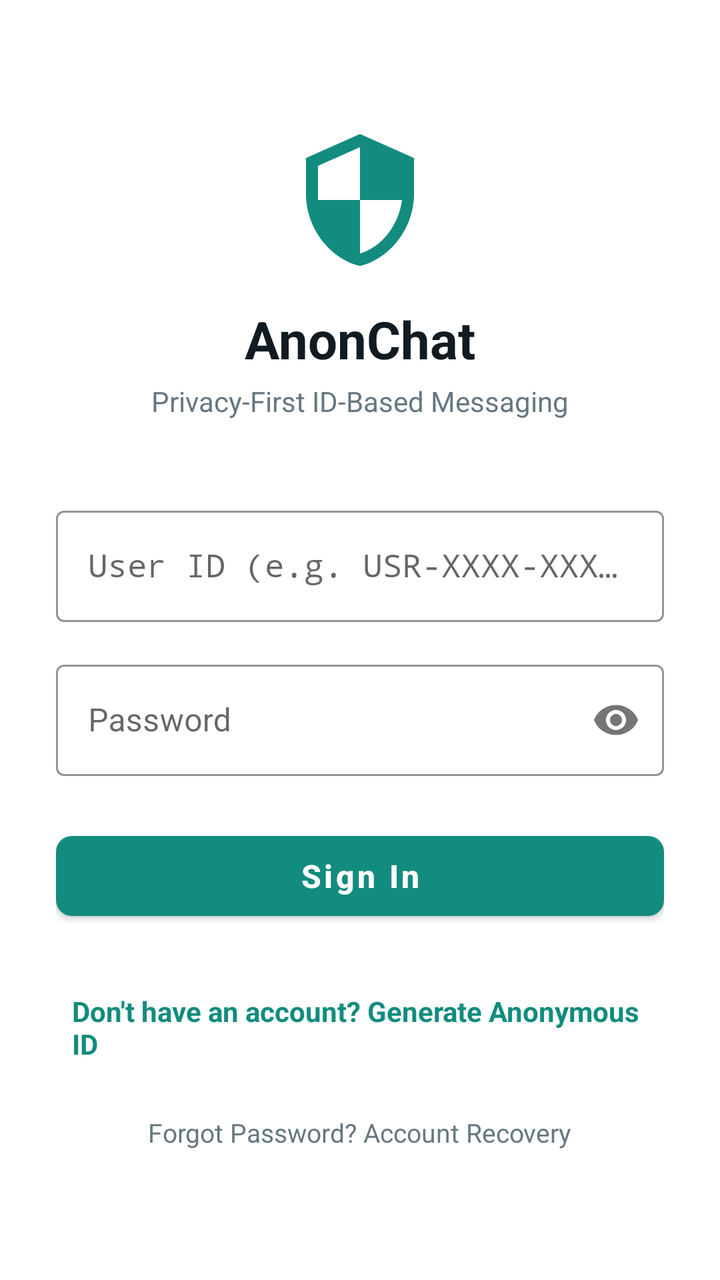
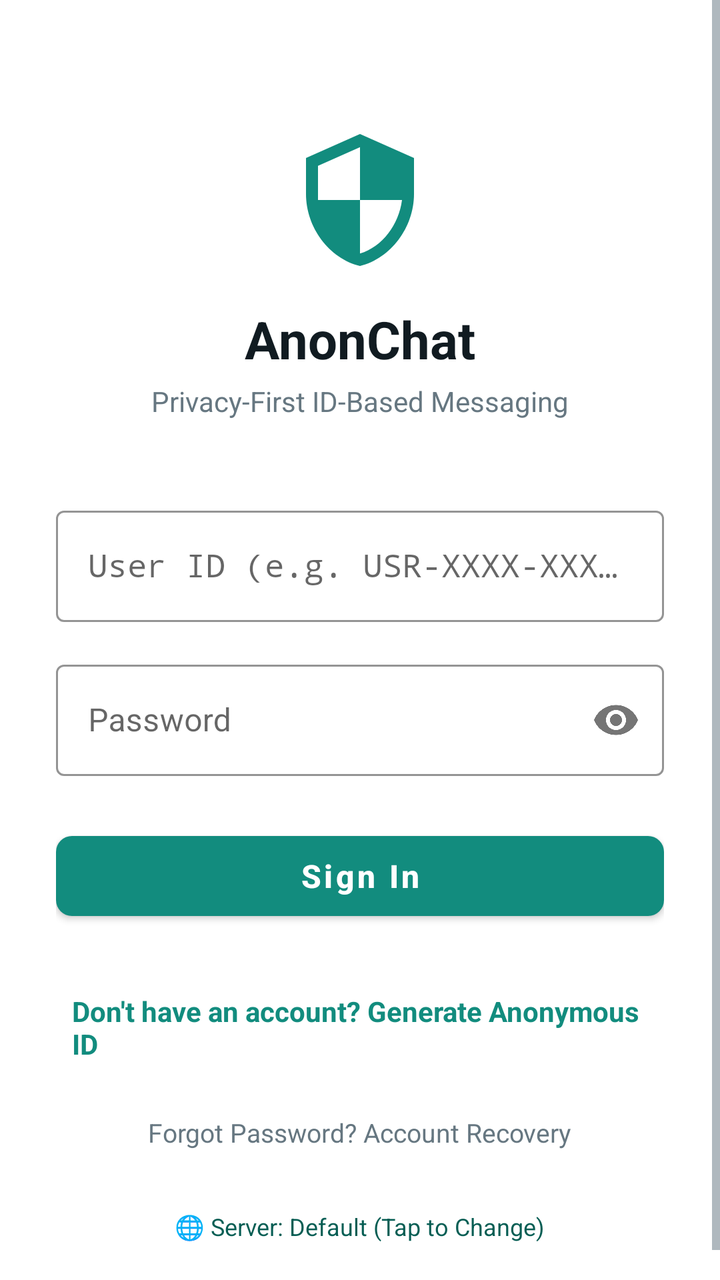

An Android layout rendered at two revisions. The XML below is the earlier revision; the diff shows what the commit changed to produce the second picture.
<!-- AndroidManifest.xml: application theme Theme.AnonChat -->
<!-- res/layout/activity_login.xml -->
<?xml version="1.0" encoding="utf-8"?>
<ScrollView xmlns:android="http://schemas.android.com/apk/res/android"
    xmlns:app="http://schemas.android.com/apk/res-auto"
    android:layout_width="match_parent"
    android:layout_height="match_parent"
    android:fillViewport="true"
    android:background="@color/background_white">

    <LinearLayout
        android:layout_width="match_parent"
        android:layout_height="wrap_content"
        android:orientation="vertical"
        android:padding="28dp"
        android:gravity="center_horizontal">

        <ImageView
            android:layout_width="72dp"
            android:layout_height="72dp"
            android:layout_marginTop="36dp"
            android:src="@drawable/ic_shield"
            android:contentDescription="@string/app_name" />

        <TextView
            android:layout_width="wrap_content"
            android:layout_height="wrap_content"
            android:layout_marginTop="16dp"
            android:text="@string/app_name"
            android:textSize="26sp"
            android:textStyle="bold"
            android:textColor="@color/text_primary" />

        <TextView
            android:layout_width="wrap_content"
            android:layout_height="wrap_content"
            android:layout_marginTop="4dp"
            android:text="@string/tagline"
            android:textSize="14sp"
            android:textColor="@color/text_secondary" />

        
        <com.google.android.material.textfield.TextInputLayout
            android:id="@+id/til_user_id"
            android:layout_width="match_parent"
            android:layout_height="wrap_content"
            android:layout_marginTop="40dp"
            android:hint="@string/user_id_hint"
            app:boxStrokeColor="@color/primary"
            app:hintTextColor="@color/primary"
            style="@style/Widget.MaterialComponents.TextInputLayout.OutlinedBox">

            <com.google.android.material.textfield.TextInputEditText
                android:id="@+id/et_user_id"
                android:layout_width="match_parent"
                android:layout_height="wrap_content"
                android:inputType="textCapCharacters"
                android:fontFamily="monospace"
                android:singleLine="true" />
        </com.google.android.material.textfield.TextInputLayout>

        
        <com.google.android.material.textfield.TextInputLayout
            android:id="@+id/til_password"
            android:layout_width="match_parent"
            android:layout_height="wrap_content"
            android:layout_marginTop="16dp"
            android:hint="@string/password_hint"
            app:passwordToggleEnabled="true"
            app:boxStrokeColor="@color/primary"
            app:hintTextColor="@color/primary"
            style="@style/Widget.MaterialComponents.TextInputLayout.OutlinedBox">

            <com.google.android.material.textfield.TextInputEditText
                android:id="@+id/et_password"
                android:layout_width="match_parent"
                android:layout_height="wrap_content"
                android:inputType="textPassword"
                android:singleLine="true" />
        </com.google.android.material.textfield.TextInputLayout>

        <ProgressBar
            android:id="@+id/progress_bar"
            android:layout_width="wrap_content"
            android:layout_height="wrap_content"
            android:layout_marginTop="20dp"
            android:visibility="gone" />

        
        <com.google.android.material.button.MaterialButton
            android:id="@+id/btn_login"
            android:layout_width="match_parent"
            android:layout_height="52dp"
            android:layout_marginTop="24dp"
            android:text="@string/login_action"
            android:textAllCaps="false"
            android:textSize="16sp"
            android:textStyle="bold"
            app:backgroundTint="@color/primary"
            app:cornerRadius="8dp" />

        
        <TextView
            android:id="@+id/tv_go_to_register"
            android:layout_width="wrap_content"
            android:layout_height="wrap_content"
            android:layout_marginTop="24dp"
            android:padding="8dp"
            android:text="@string/register_prompt"
            android:textSize="14sp"
            android:textStyle="bold"
            android:textColor="@color/primary" />

        
        <TextView
            android:id="@+id/tv_go_to_recovery"
            android:layout_width="wrap_content"
            android:layout_height="wrap_content"
            android:layout_marginTop="10dp"
            android:padding="8dp"
            android:text="@string/forgot_password"
            android:textSize="13sp"
            android:textColor="@color/text_secondary" />

    </LinearLayout>
</ScrollView>
<!-- resources referenced by this layout -->
<resources>
  <color name="background_white">#FFFFFF</color>
  <color name="primary">#128C7E</color>
  <color name="text_primary">#111B21</color>
  <color name="text_secondary">#667781</color>
  <!-- drawable ic_shield (drawable) -->
  <vector xmlns:android="http://schemas.android.com/apk/res/android"
      android:width="24dp"
      android:height="24dp"
      android:viewportWidth="24"
      android:viewportHeight="24">
    <path
        android:fillColor="@color/primary"
        android:pathData="M12,1L3,5v6c0,5.55 3.84,10.74 9,12c5.16,-1.26 9,-6.45 9,-12V5L12,1zM12,11.99h7c-0.53,4.12 -3.28,7.79 -7,8.94V12H5V6.3l7,-3.11v8.8z"/>
  </vector>
  <string name="app_name">AnonChat</string>
  <string name="forgot_password">Forgot Password? Account Recovery</string>
  <string name="login_action">Sign In</string>
  <string name="password_hint">Password</string>
  <string name="register_prompt">Don\'t have an account? Generate Anonymous ID</string>
  <string name="tagline">Privacy-First ID-Based Messaging</string>
  <string name="user_id_hint">User ID (e.g. USR-XXXX-XXXX)</string>
  <style name="Theme.AnonChat" parent="Theme.MaterialComponents.Light.NoActionBar">
          
          <item name="colorPrimary">@color/primary</item>
          <item name="colorPrimaryDark">@color/primary_dark</item>
          <item name="colorAccent">@color/accent</item>
  
          
          <item name="android:statusBarColor">@color/primary_dark</item>
          <item name="android:navigationBarColor">@color/background_white</item>
          <item name="android:windowLightNavigationBar">true</item>
  
          
          <item name="android:windowBackground">@color/background_white</item>
          <item name="android:textColorPrimary">@color/text_primary</item>
          <item name="android:textColorSecondary">@color/text_secondary</item>
      </style>
  <color name="primary_dark">#075E54</color>
  <color name="accent">#25D366</color>
</resources>

<!-- the commit's change to res/layout/activity_login.xml (unified diff, before → after) -->
@@ -120,5 +120,16 @@
             android:textSize="13sp"
             android:textColor="@color/text_secondary" />
 
+        
+        <TextView
+            android:id="@+id/tv_change_server"
+            android:layout_width="wrap_content"
+            android:layout_height="wrap_content"
+            android:layout_marginTop="16dp"
+            android:padding="6dp"
+            android:text="🌐 Server: Default (Tap to Change)"
+            android:textSize="12sp"
+            android:textColor="@color/primary_dark" />
+
     </LinearLayout>
 </ScrollView>
